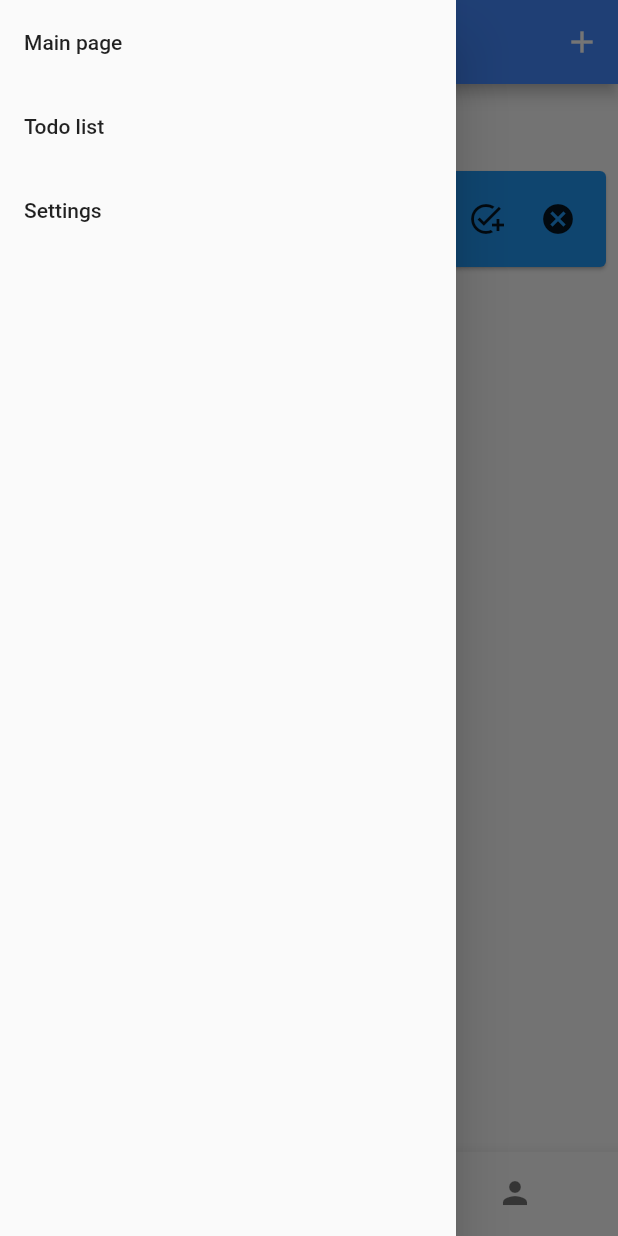
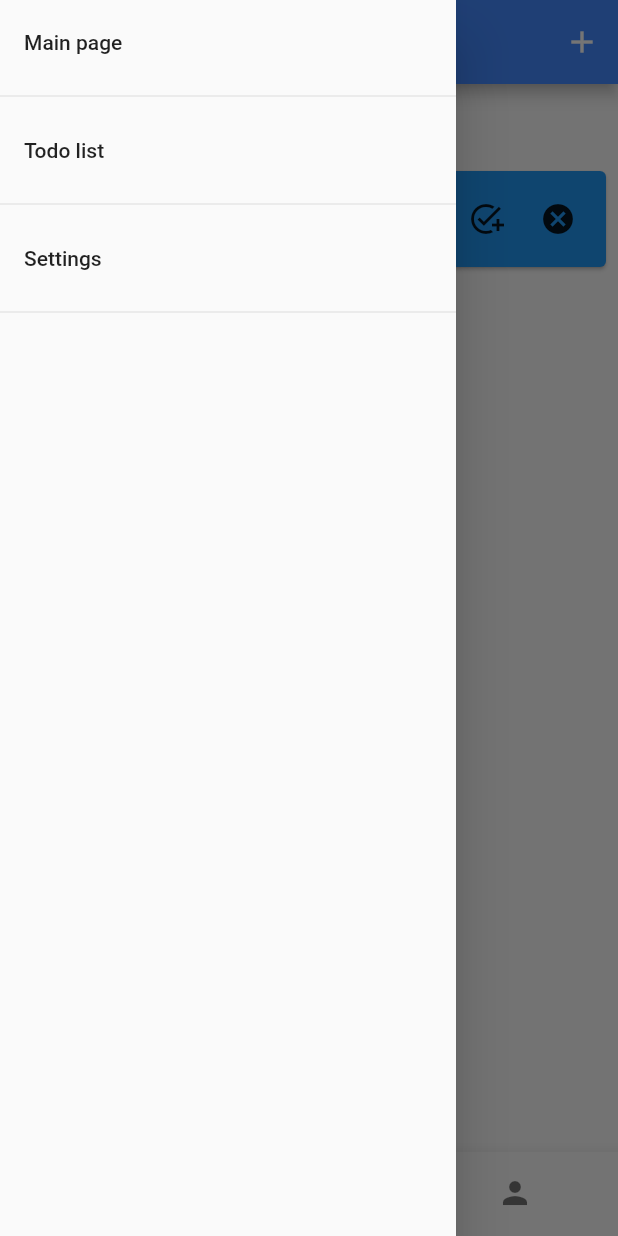
Before and after one commit to Isma-Akin/todoprocast_app, a Flutter app: the screen it shows after launch, with the side drawer open, on a phone screen of 412 x 824 dp. Run offline on Flutter 3.47's test engine with Material 2 defaults, Android fonts, the phone set to English and light mode, and no system bars; our stand-ins replace bloc, equatable, flutter_bloc, flutter_local_notifications.

Commit message:
refactor(home_screen): extract drawer method; move conditional statement and add elevatedbutton

```diff
--- a/lib/screens/home_screen.dart
+++ b/lib/screens/home_screen.dart
@@ -47,7 +47,66 @@ class _HomeScreenState extends State<HomeScreen> {
         debugShowCheckedModeBanner: false,
         color: Colors.blue,
         home: Scaffold(
-          drawer: Drawer(
+          drawer: buildDrawer(context),
+          bottomNavigationBar: NavBar(),
+            appBar: AppBar(
+              backgroundColor: Colors.blueAccent,
+              actions: [IconButton(
+                onPressed: () {
+                  Navigator.push(
+                    context,
+                    MaterialPageRoute(
+                      builder: (context) => const Add_ToDo(),
+                    ),
+                  );
+                },
+                icon: const Icon(Icons.add),
+              tooltip: "Click here to add new todo"),],
+              title: const Text("Todo app",
+              style: TextStyle(fontSize: 30)),
+            ),
+            body: BlocBuilder<TodosStatusBloc, TodosStatusState>(
+              builder: (context, state) {
+                if (state is TodosStatusLoading) {
+                  return const Center(
+                    child: CircularProgressIndicator(),
+                  );
+                }
+                if (state is TodosStatusLoaded) {
+                  return Padding(
+                    padding: const EdgeInsets.all(8.0),
+                    child: Column(
+                      crossAxisAlignment: CrossAxisAlignment.center,
+                      children: [
+                        _todo(
+                          state.pendingTodos,
+                          'Pending',
+                        ),
+                        if (state.pendingTodos.isEmpty)
+                          SizedBox(height: 40,
+                            width: 200,
+                            child: ElevatedButton(onPressed: () => {
+                              _addTodo(context),
+                            }, child: Text("Add todo")),
+                          ),
+                        _todo(
+                          state.completedTodos,
+                          'Completed',
+                        ),
+                      ],
+                    ),
+                  );
+                } else {
+                  return const Text('Something went wrong.');
+                }
+              },
+            ),
+        ));
+  }
+
+
+  Drawer buildDrawer(BuildContext context) {
+    return Drawer(
           child: ListView(
               children: [
                 ListTile(
@@ -61,6 +120,7 @@ class _HomeScreenState extends State<HomeScreen> {
                     );
                   },
                 ),
+                Divider(),
                 ListTile(
                   title: const Text("Todo list"),
                   onTap: () {
@@ -72,6 +132,7 @@ class _HomeScreenState extends State<HomeScreen> {
                     );
                   },
                 ),
+                Divider(),
                 ListTile(
                   title: const Text("Settings"),
                   onTap: () {
@@ -83,9 +144,13 @@ class _HomeScreenState extends State<HomeScreen> {
                     );
                   },
                 ),
+                Divider(),
               ]),
-          ),
-          bottomNavigationBar: BlocBuilder<NavigationCubit, NavigationState>(
+        );
+  }
+
+  BlocBuilder<NavigationCubit, NavigationState> NavBar() {
+    return BlocBuilder<NavigationCubit, NavigationState>(
           builder: (context, state) {
             return BottomNavigationBar(
               currentIndex: state.index,
@@ -136,63 +201,7 @@ class _HomeScreenState extends State<HomeScreen> {
                 ),
               ],
             );
-            },),
-            appBar: AppBar(
-              backgroundColor: Colors.blueAccent,
-              actions: [IconButton(
-                onPressed: () {
-                  Navigator.push(
-                    context,
-                    MaterialPageRoute(
-                      builder: (context) => const Add_ToDo(),
-                    ),
-                  );
-                },
-                icon: const Icon(Icons.add),
-              tooltip: "Click here to add new todo"),],
-              title: const Text("Todo app",
-              style: TextStyle(fontSize: 30)),
-            ),
-            body: BlocBuilder<TodosStatusBloc, TodosStatusState>(
-              builder: (context, state) {
-                if (state is TodosStatusLoading) {
-                  return const Center(
-                    child: CircularProgressIndicator(),
-                  );
-                }
-                if (state is TodosStatusLoaded) {
-                  return Padding(
-                    padding: const EdgeInsets.all(8.0),
-                    child: Column(
-                      crossAxisAlignment: CrossAxisAlignment.start,
-                      children: [
-                        _todo(
-                          state.pendingTodos,
-                          'Pending',
-                        ),
-                        _todo(
-                          state.completedTodos,
-                          'Completed',
-                        ),
-                        if (state.pendingTodos.isEmpty)
-                          Row(mainAxisAlignment: MainAxisAlignment.end,
-                          children: [
-                            FloatingActionButton(
-                            onPressed: () => {
-                              _addTodo(context),
-                            },
-                            child: const Icon(Icons.add),
-                          ),
-                          ],)
-                      ],
-                    ),
-                  );
-                } else {
-                  return const Text('Something went wrong.');
-                }
-              },
-            ),
-        ));
+          },);
   }
 }
 
```
Lines whose indentation alone changed are shown as unchanged.
